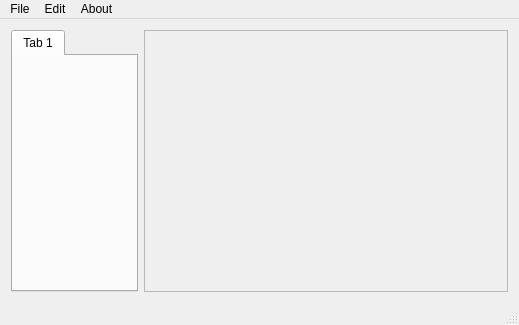
Phylian/nodescript-editor, file mainwindow.ui: the form before one commit.
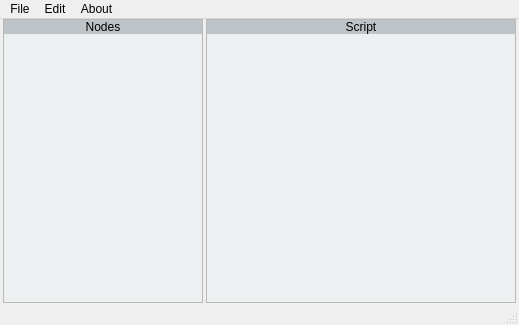
The form after the commit.

Diff of the .ui file:
```diff
--- a/mainwindow.ui
+++ b/mainwindow.ui
@@ -15,23 +15,105 @@
   </property>
   <widget class="QWidget" name="centralWidget">
    <layout class="QHBoxLayout" name="horizontalLayout">
+    <property name="spacing">
+     <number>3</number>
+    </property>
+    <property name="leftMargin">
+     <number>3</number>
+    </property>
+    <property name="topMargin">
+     <number>0</number>
+    </property>
+    <property name="rightMargin">
+     <number>3</number>
+    </property>
+    <property name="bottomMargin">
+     <number>0</number>
+    </property>
     <item>
-     <widget class="QTabWidget" name="tabWidget">
+     <widget class="QFrame" name="frame">
       <property name="sizePolicy">
-       <sizepolicy hsizetype="Preferred" vsizetype="Expanding">
+       <sizepolicy hsizetype="Minimum" vsizetype="Expanding">
         <horstretch>0</horstretch>
         <verstretch>0</verstretch>
        </sizepolicy>
       </property>
-      <widget class="QWidget" name="tab">
-       <attribute name="title">
-        <string>Tab 1</string>
-       </attribute>
-      </widget>
+      <property name="minimumSize">
+       <size>
+        <width>200</width>
+        <height>0</height>
+       </size>
+      </property>
+      <property name="frameShape">
+       <enum>QFrame::StyledPanel</enum>
+      </property>
+      <property name="frameShadow">
+       <enum>QFrame::Raised</enum>
+      </property>
+      <layout class="QVBoxLayout" name="verticalLayout">
+       <property name="spacing">
+        <number>0</number>
+       </property>
+       <property name="leftMargin">
+        <number>0</number>
+       </property>
+       <property name="topMargin">
+        <number>0</number>
+       </property>
+       <property name="rightMargin">
+        <number>0</number>
+       </property>
+       <property name="bottomMargin">
+        <number>0</number>
+       </property>
+       <item>
+        <widget class="QLabel" name="label">
+         <property name="sizePolicy">
+          <sizepolicy hsizetype="Preferred" vsizetype="Minimum">
+           <horstretch>0</horstretch>
+           <verstretch>0</verstretch>
+          </sizepolicy>
+         </property>
+         <property name="styleSheet">
+          <string notr="true">background-color: #bdc3c7;</string>
+         </property>
+         <property name="text">
+          <string>Nodes</string>
+         </property>
+         <property name="alignment">
+          <set>Qt::AlignCenter</set>
+         </property>
+         <property name="margin">
+          <number>3</number>
+         </property>
+        </widget>
+       </item>
+       <item>
+        <widget class="QFrame" name="frame_2">
+         <property name="sizePolicy">
+          <sizepolicy hsizetype="Preferred" vsizetype="Expanding">
+           <horstretch>0</horstretch>
+           <verstretch>0</verstretch>
+          </sizepolicy>
+         </property>
+         <property name="styleSheet">
+          <string notr="true">background-color: #ecf0f1;
+border: none;</string>
+         </property>
+         <property name="frameShape">
+          <enum>QFrame::StyledPanel</enum>
+         </property>
+         <property name="frameShadow">
+          <enum>QFrame::Raised</enum>
+         </property>
+         <layout class="QVBoxLayout" name="verticalLayout_2"/>
+        </widget>
+       </item>
+      </layout>
      </widget>
     </item>
     <item>
-     <widget class="QFrame" name="nodesFrame">
+     <widget class="QFrame" name="frame_3">
       <property name="sizePolicy">
        <sizepolicy hsizetype="Expanding" vsizetype="Expanding">
         <horstretch>0</horstretch>
@@ -44,6 +126,59 @@
       <property name="frameShadow">
        <enum>QFrame::Raised</enum>
       </property>
+      <layout class="QVBoxLayout" name="verticalLayout_3">
+       <property name="spacing">
+        <number>0</number>
+       </property>
+       <property name="leftMargin">
+        <number>0</number>
+       </property>
+       <property name="topMargin">
+        <number>0</number>
+       </property>
+       <property name="rightMargin">
+        <number>0</number>
+       </property>
+       <property name="bottomMargin">
+        <number>0</number>
+       </property>
+       <item>
+        <widget class="QLabel" name="label_2">
+         <property name="styleSheet">
+          <string notr="true">background-color: #bdc3c7;</string>
+         </property>
+         <property name="text">
+          <string>Script</string>
+         </property>
+         <property name="alignment">
+          <set>Qt::AlignCenter</set>
+         </property>
+         <property name="margin">
+          <number>3</number>
+         </property>
+        </widget>
+       </item>
+       <item>
+        <widget class="QFrame" name="nodesFrame">
+         <property name="sizePolicy">
+          <sizepolicy hsizetype="Expanding" vsizetype="Expanding">
+           <horstretch>0</horstretch>
+           <verstretch>0</verstretch>
+          </sizepolicy>
+         </property>
+         <property name="styleSheet">
+          <string notr="true">background-color: #ecf0f1;
+border: none;</string>
+         </property>
+         <property name="frameShape">
+          <enum>QFrame::StyledPanel</enum>
+         </property>
+         <property name="frameShadow">
+          <enum>QFrame::Raised</enum>
+         </property>
+        </widget>
+       </item>
+      </layout>
      </widget>
     </item>
    </layout>
```
